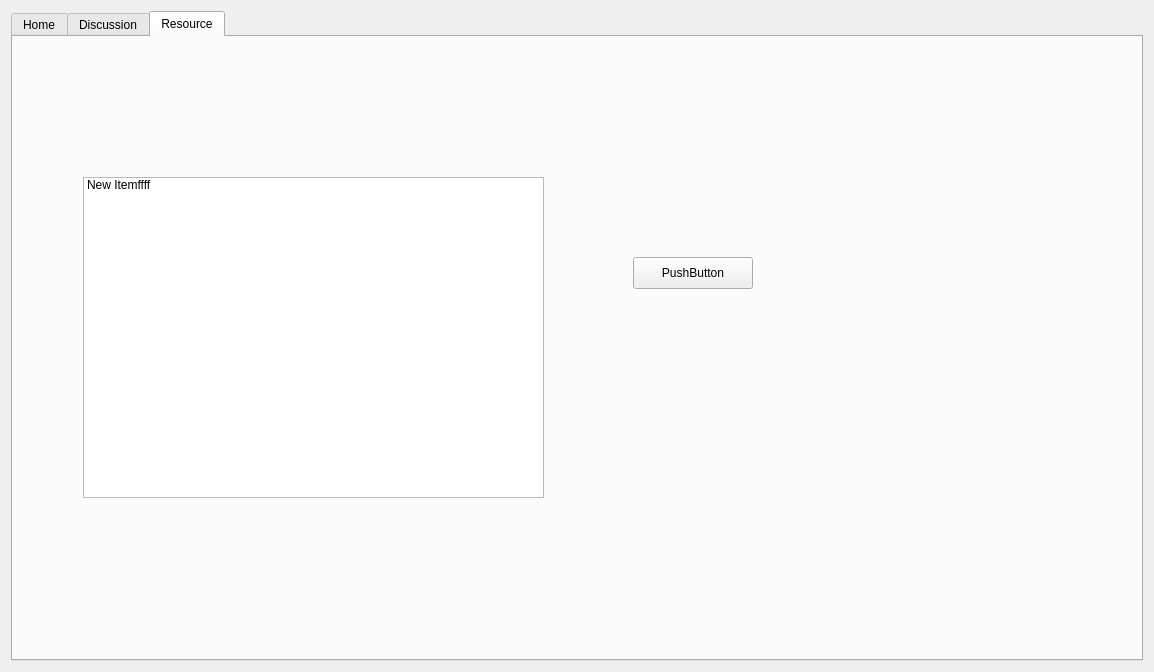
This is Jobs-of-SoftwareEngineer/Codeing/Scut/course.ui in CSLP/CPP as Qt 5 draws it before an edit. The edited form follows.
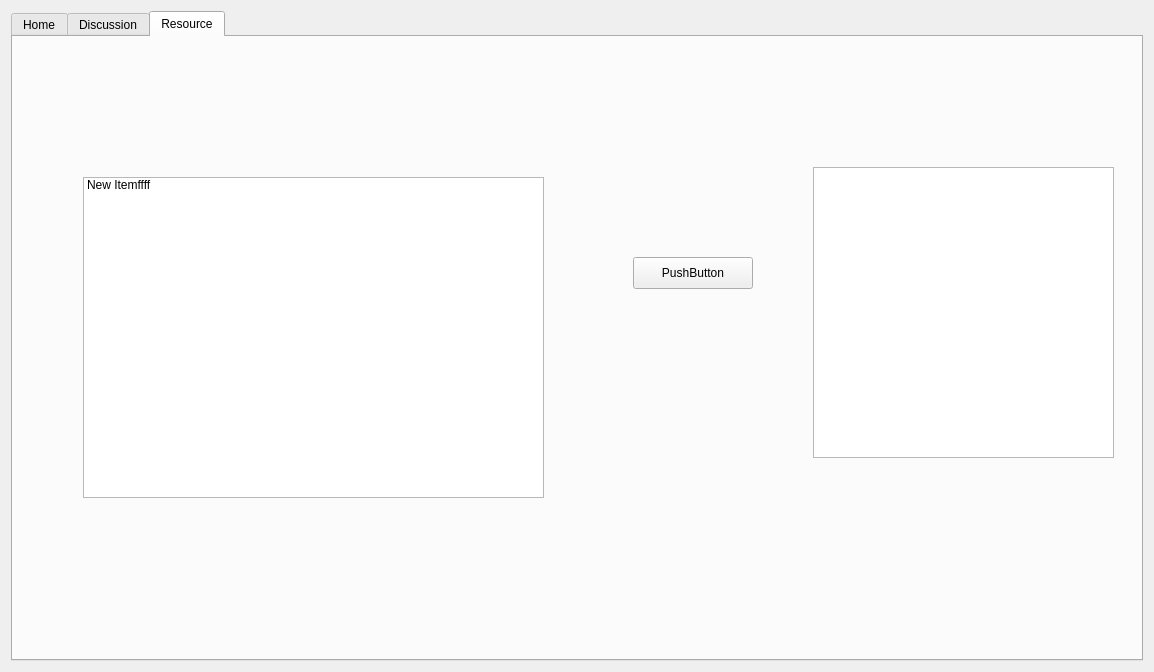
This is the edited form.

Diff of the .ui file:
```diff
--- a/Jobs-of-SoftwareEngineer/Codeing/Scut/course.ui
+++ b/Jobs-of-SoftwareEngineer/Codeing/Scut/course.ui
@@ -169,6 +169,16 @@
         <string>PushButton</string>
        </property>
       </widget>
+      <widget class="QListView" name="listView">
+       <property name="geometry">
+        <rect>
+         <x>800</x>
+         <y>130</y>
+         <width>301</width>
+         <height>291</height>
+        </rect>
+       </property>
+      </widget>
      </widget>
     </widget>
    </item>
```
